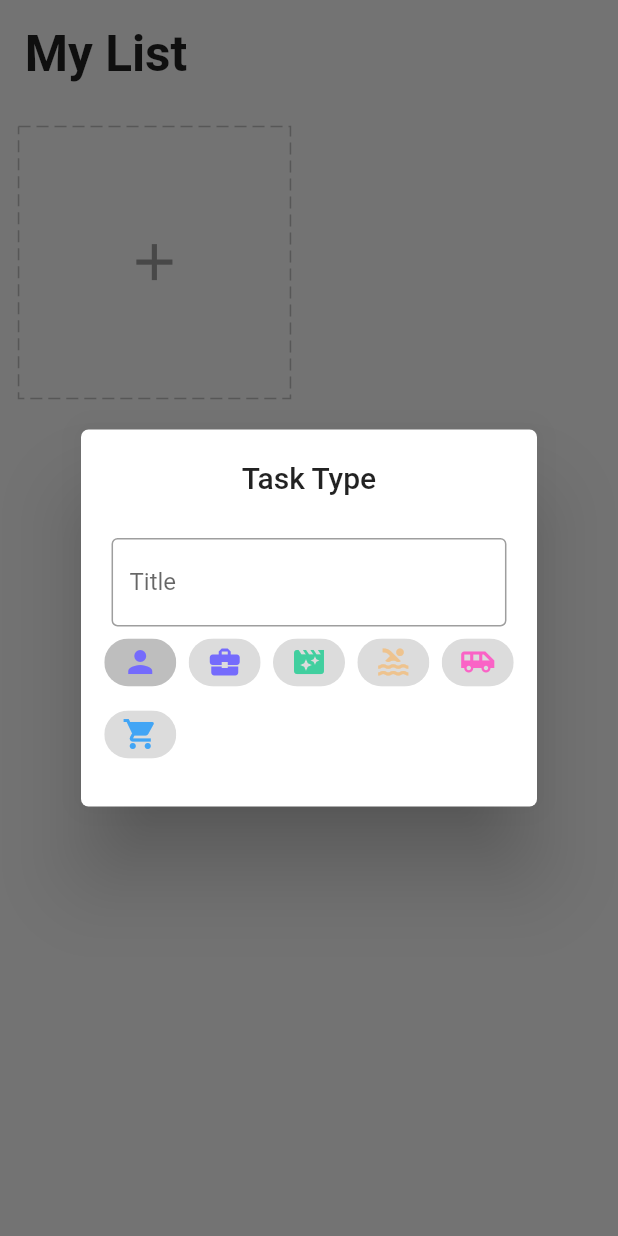
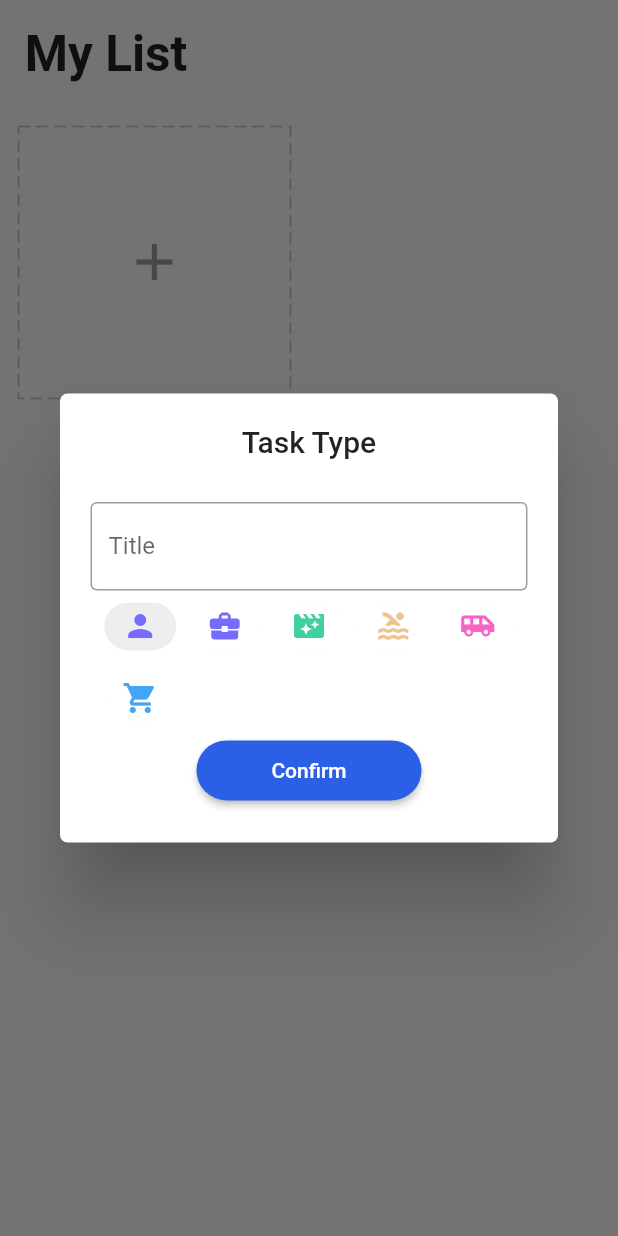
Before and after one commit to AmirhosseinSoleimani/To-Do-List-with-GetX, a Flutter app: the screen it shows after launch, after a tap on the "add" icon, on a phone screen of 412 x 824 dp. Run offline on Flutter 3.47's test engine with Material 2 defaults, Android fonts, the phone set to English and light mode, and no system bars; drawn by our look-alikes of dotted_border; our stand-ins replace equatable, flutter_easyloading, get, get_storage.

Commit message:
Add elevatedButton in GetDialog in InkWell in AddCard

```diff
--- a/lib/modules/home/widgets/add_card.dart
+++ b/lib/modules/home/widgets/add_card.dart
@@ -1,9 +1,12 @@
 import 'package:flutter/material.dart';
 import 'package:get/get.dart';
 import 'package:task_manager_with_getx/core/utils/extension.dart';
+import 'package:task_manager_with_getx/core/values/colors.dart';
 import 'package:task_manager_with_getx/modules/home/controller.dart';
 import 'package:task_manager_with_getx/modules/home/widgets/icons.dart';
 import 'package:dotted_border/dotted_border.dart';
+import 'package:flutter_easyloading/flutter_easyloading.dart';
+import '../../../data/models/task.dart';
 
 class AddCard extends StatelessWidget {
   final homeCtrl = Get.find<HomeController>();
@@ -43,11 +46,16 @@ class AddCard extends StatelessWidget {
                         },
                       ),
                     ),
-                    Wrap(
+                    Padding(
+                      padding: EdgeInsets.symmetric(horizontal: 5.0.wp),
+                      child: Wrap(
                         spacing: 2.0.wp,
                         children: icons.map((e) => Obx((){
                           final index = icons.indexOf(e);
                           return ChoiceChip(
+                              selectedColor: Colors.grey[200],
+                              pressElevation: 0,
+                              backgroundColor: Colors.white,
                               label: e,
                               selected: homeCtrl.chipIndex.value == index,
                               onSelected: (bool selected){
@@ -55,6 +63,31 @@ class AddCard extends StatelessWidget {
                               },
                           );
                         })).toList(),
+                      ),
+                    ),
+                    ElevatedButton(
+                        style: ElevatedButton.styleFrom(
+                          primary: ColorManager.blue,
+                          shape: RoundedRectangleBorder(
+                            borderRadius: BorderRadius.circular(20),
+                          ),
+                          minimumSize: const Size(150, 40),
+                        ),
+                        onPressed: (){
+                          if(homeCtrl.formKey.currentState!.validate()){
+                            int icon = icons[homeCtrl.chipIndex.value].icon!.codePoint;
+                            String color = icons[homeCtrl.chipIndex.value].color!.toHex();
+                            var task = Task(
+                              title: homeCtrl.editCtrl.text,
+                              icon: icon,
+                              color: color,
+                            );
+                            Get.back();
+                            homeCtrl.addTask(task) ? EasyLoading.showSuccess('Create success'):
+                                EasyLoading.showError('Duplicated Task');
+                          }
+                        },
+                        child: const Text('Confirm'),
                     )
                   ],
                 )
```
Also changed, not shown: lib/core/utils/extension.dart (+10 -5 lines), lib/modules/home/controller.dart (+8 -0 lines). Lines whose indentation alone changed are shown as unchanged.
